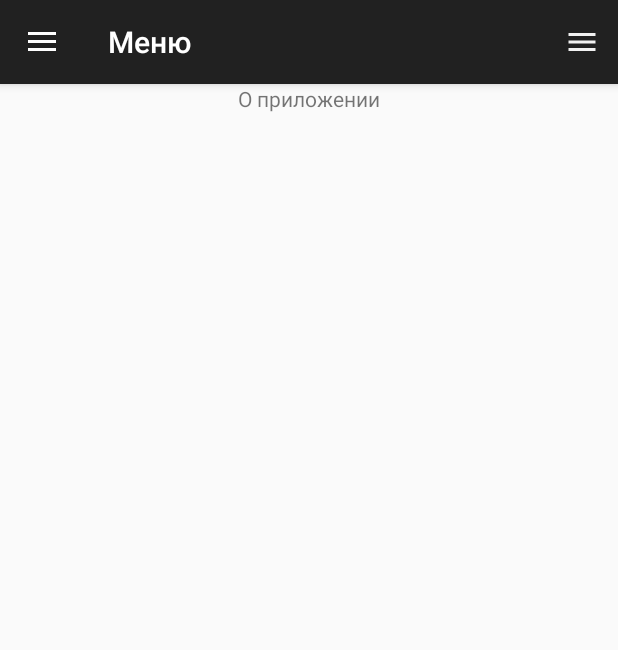
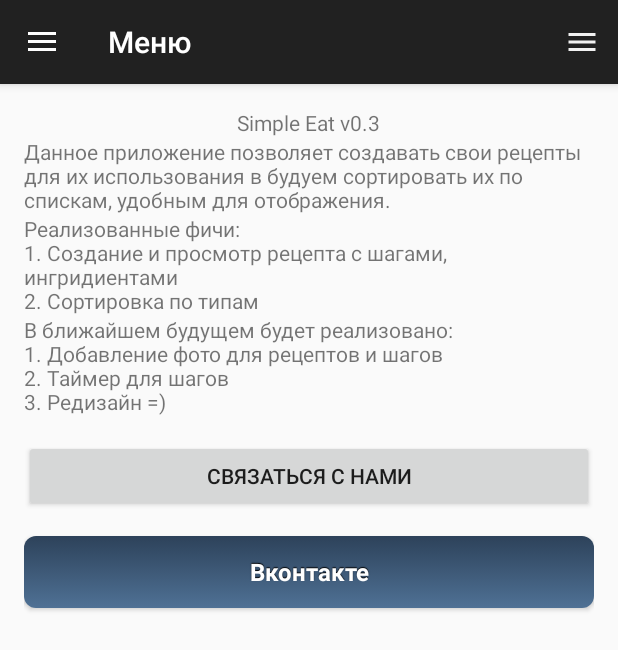
Before and after one commit to abbath0767/SimpleEat, an Android app: the fragment InformationFragment placed in its activity, on a phone screen of 412 x 824 dp. Shown: the top 650 px of the screen. Run offline under Robolectric (Android 15) with nearby library versions, the phone set to English and light mode, and no system bars.

Commit message:
add information

```diff
--- a/app/build.gradle
+++ b/app/build.gradle
@@ -9,7 +9,7 @@ android {
         minSdkVersion 19
         targetSdkVersion 23
         versionCode 1
-        versionName "0.2"
+        versionName "0.3"
     }
     buildTypes {
         release {
--- a/app/src/main/java/com/luxary_team/simpleeat/InformationFragment.java
+++ b/app/src/main/java/com/luxary_team/simpleeat/InformationFragment.java
@@ -1,17 +1,59 @@
 package com.luxary_team.simpleeat;
 
 import android.app.Fragment;
+import android.content.Intent;
+import android.content.pm.PackageManager;
+import android.os.Build;
 import android.os.Bundle;
+import android.util.Log;
 import android.view.LayoutInflater;
 import android.view.View;
 import android.view.ViewGroup;
+import android.widget.Button;
 
 public class InformationFragment extends Fragment {
+
+    private Button mInfoButton;
+    private Button mContactButton;
 
     @Override
     public View onCreateView(LayoutInflater inflater, ViewGroup container, Bundle savedInstanceState) {
         View view = inflater.inflate(R.layout.information_fragment, container, false);
 
+        mInfoButton = (Button) view.findViewById(R.id.inf_button);
+
+        mContactButton = (Button) view.findViewById(R.id.contact_with_us);
+        mContactButton.setOnClickListener(new View.OnClickListener() {
+            @Override
+            public void onClick(View v) {
+                //todo unhardcode
+                String body = getPhoneInfo();
+                Intent shareIntent = new Intent(Intent.ACTION_SEND);
+                shareIntent.setType("text/rfc822");
+                shareIntent.putExtra(Intent.EXTRA_SUBJECT, "Отзыв о приложении");
+                shareIntent.putExtra(Intent.EXTRA_TEXT, body);
+                shareIntent.putExtra(Intent.EXTRA_EMAIL, new String[]{"ng@redmadrobot.com"});
+                startActivity(Intent.createChooser(shareIntent, "Отправить с помощью..."));
+            }
+        });
+
         return view;
     }
+
+    private String getPhoneInfo() {
+        String version;
+        String deviceName = Build.MODEL;
+        String osVersion = Build.VERSION.RELEASE + " (SDK " + Build.VERSION.SDK_INT + ")";
+        try {
+            version = String.valueOf(getActivity().getPackageManager()
+                    .getPackageInfo(getActivity().getPackageName(), 0)
+                    .versionCode);
+        } catch (PackageManager.NameNotFoundException e) {
+            version = "null";
+            Log.d(MainActivity.TAG, "Error in get version");
+        }
+        String result = "\n\nВерсия приложения: " + version + "\nУстройство: " + deviceName +
+                "\nВерсия ОС: Android " + osVersion;
+        return result;
+    }
 }
--- /dev/null
+++ b/app/src/main/res/drawable/inf_butt_disable.xml
@@ -0,0 +1,17 @@
+<?xml version="1.0" encoding="utf-8"?>
+
+<shape xmlns:android="http://schemas.android.com/apk/res/android" android:shape="rectangle">
+    <gradient
+        android:startColor="#F2F2F2"
+        android:centerColor="#A4A4A4"
+        android:endColor="#F2F2F2"
+        android:angle="90"/>
+    <padding android:left="7dp"
+             android:top="7dp"
+             android:right="7dp"
+             android:bottom="7dp" />
+    <stroke
+        android:width="2dip"
+        android:color="#FFFFFF" />
+    <corners android:radius= "8dp" />
+</shape>
--- /dev/null
+++ b/app/src/main/res/drawable/inf_butt_enable.xml
@@ -0,0 +1,12 @@
+<?xml version="1.0" encoding="utf-8"?>
+<shape xmlns:android="http://schemas.android.com/apk/res/android" android:shape="rectangle">
+       <gradient
+           android:startColor="#4f7195"
+           android:endColor="#2d425a"
+           android:angle="90"/>
+       <padding android:left="7dp"
+                android:top="7dp"
+                android:right="7dp"
+                android:bottom="7dp" />
+       <corners android:radius= "8dp" />
+</shape>
--- /dev/null
+++ b/app/src/main/res/drawable/inf_butt_focus.xml
@@ -0,0 +1,17 @@
+<?xml version="1.0" encoding="utf-8"?>
+
+<shape xmlns:android="http://schemas.android.com/apk/res/android" android:shape="rectangle">
+    <gradient
+        android:startColor="#F7D358"
+        android:centerColor="#DF7401"
+        android:endColor="#F7D358"
+        android:angle="90"/>
+    <padding android:left="7dp"
+             android:top="7dp"
+             android:right="7dp"
+             android:bottom="7dp" />
+    <stroke
+        android:width="2dip"
+        android:color="#FFFFFF" />
+    <corners android:radius= "8dp" />
+</shape>
--- /dev/null
+++ b/app/src/main/res/drawable/inf_butt_press.xml
@@ -0,0 +1,11 @@
+<shape xmlns:android="http://schemas.android.com/apk/res/android" android:shape="rectangle">
+    <gradient
+        android:startColor="#2d425a"
+        android:endColor="#4f7195"
+        android:angle="90"/>
+    <padding android:left="7dp"
+             android:top="7dp"
+             android:right="7dp"
+             android:bottom="7dp" />
+    <corners android:radius= "8dp" />
+</shape>
--- /dev/null
+++ b/app/src/main/res/drawable/information_button.xml
@@ -0,0 +1,18 @@
+<?xml version="1.0" encoding="utf-8"?>
+<selector xmlns:android="http://schemas.android.com/apk/res/android">
+    <item
+        android:state_enabled="false"
+        android:drawable="@drawable/inf_butt_disable"/>
+    <item
+        android:state_enabled="true"
+        android:state_pressed="true"
+        android:drawable="@drawable/inf_butt_press"/>
+    <item
+        android:state_focused="true"
+        android:state_enabled="true"
+        android:drawable="@drawable/inf_butt_focus"/>
+    <item
+        android:state_enabled="true"
+        android:drawable="@drawable/inf_butt_enable"/>
+
+</selector>
--- a/app/src/main/res/layout/information_fragment.xml
+++ b/app/src/main/res/layout/information_fragment.xml
@@ -1,12 +1,50 @@
 <?xml version="1.0" encoding="utf-8"?>
 <LinearLayout xmlns:android="http://schemas.android.com/apk/res/android"
+              android:layout_width="match_parent"
+              android:layout_height="match_parent"
               android:orientation="vertical"
-              android:layout_width="match_parent"
-              android:layout_height="match_parent">
+              android:padding="16dp">
+
     <TextView
         android:layout_width="wrap_content"
         android:layout_height="wrap_content"
-        android:text="@string/information_title"
-        android:layout_gravity="center"/>
+        android:layout_gravity="center"
+        android:text="@string/information_title"/>
+
+    <TextView
+        android:layout_width="wrap_content"
+        android:layout_height="wrap_content"
+        android:layout_gravity="center"
+        android:text="@string/information_title_app"/>
+
+    <TextView
+        android:layout_width="wrap_content"
+        android:layout_height="wrap_content"
+        android:layout_gravity="center"
+        android:text="@string/information_title_features"/>
+
+    <TextView
+        android:layout_width="match_parent"
+        android:layout_height="wrap_content"
+        android:layout_gravity="center"
+        android:text="@string/information_title_features_new"/>
+
+    <Button
+        android:layout_marginTop="16dp"
+        android:id="@+id/contact_with_us"
+        android:layout_width="match_parent"
+        android:layout_height="wrap_content"
+        android:text="Связаться с нами"
+        />
+
+    <Button
+        android:layout_marginTop="16dp"
+        android:id="@+id/inf_button"
+        android:layout_gravity="center"
+        android:layout_width="match_parent"
+        android:layout_height="wrap_content"
+        android:text="Вконтакте"
+        style="@style/myButton"/>
+
 
 </LinearLayout>
--- a/app/src/main/res/values/strings.xml
+++ b/app/src/main/res/values/strings.xml
@@ -9,7 +9,6 @@
     <string name="menu">Меню</string>
     <string name="first_screen">Меню</string>
     <string name="kitchen_title">Кухня</string>
-    <string name="information_title">О приложении</string>
     <string name="open_menu">Открыть</string>
     <string name="close_menu">Закрыть</string>
     <string name="empty_list">Нет рецептов</string>
@@ -27,6 +26,13 @@
     <string name="recipe_type_title">Тип</string>
     <string name="elements">Ингридиенты</string>
 
+    <string name="information_title">Simple Eat v0.3</string>
+    <string name="information_title_app">Данное приложение позволяет создавать свои рецепты для их использования в будуем
+        сортировать их по спискам, удобным для отображения.</string>
+    <string name="information_title_features">Реализованные фичи:\n1. Создание и просмотр рецепта с шагами, ингридиентами\n2. Сортировка по типам</string>
+    <string name="information_title_features_new">В ближайшем будущем будет реализовано:\n1. Добавление фото для рецептов и шагов
+        \n2. Таймер для шагов\n3. Редизайн =)</string>
+
     <string-array name="recipe_type_array">
         <item>Супы</item>
         <item>Второе</item>
--- a/app/src/main/res/values/styles.xml
+++ b/app/src/main/res/values/styles.xml
@@ -2,6 +2,21 @@
 
     <!-- Base application theme. -->
     <style name="AppTheme" parent="Theme.AppCompat.Light.DarkActionBar">
+        <!--        <item name="android:buttonStyle">@style/myButton</item>     -->
+    </style>
+
+    <style name="myButton" parent="@android:style/Widget.Button">
+        <item name="android:gravity">center_vertical|center_horizontal</item>
+        <item name="android:textColor">#FFFFFFFF</item>
+        <item name="android:shadowColor">#FF000000</item>
+        <item name="android:shadowDx">0</item>
+        <item name="android:shadowDy">-1</item>
+        <item name="android:shadowRadius">0.2</item>
+        <item name="android:textSize">16dip</item>
+        <item name="android:textStyle">bold</item>
+        <item name="android:focusable">true</item>
+        <item name="android:background">@drawable/information_button</item>
+        <item name="android:clickable">true</item>
     </style>
 
 </resources>
```
